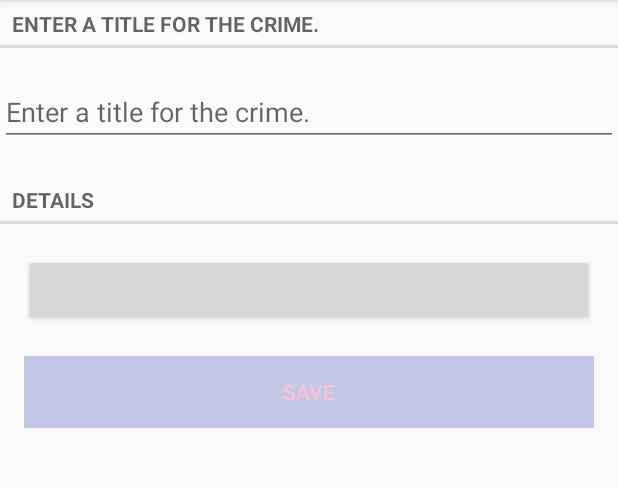
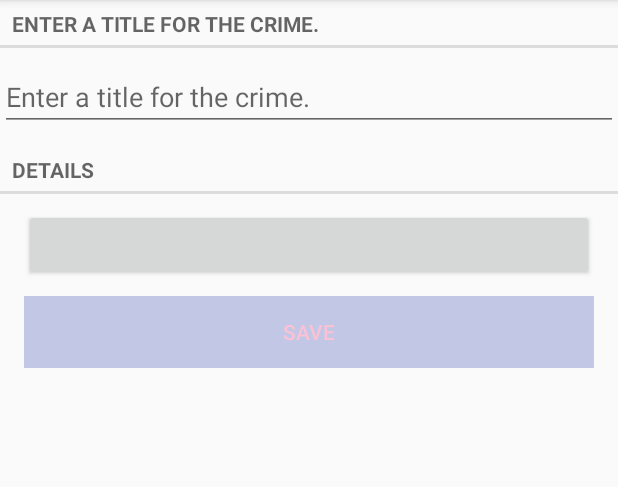
Before and after one commit to remirobert/CriminalIntent, an Android app: the fragment CrimeCreateFragment placed in its activity, on a phone screen of 412 x 824 dp, the part 84-571 px from its top. Run offline under Robolectric (Android 15) with nearby library versions, the phone set to English and light mode, and no system bars.

Commit message:
update layouts

```diff
--- a/app/src/main/res/layout-land/fragment_crime.xml
+++ b/app/src/main/res/layout-land/fragment_crime.xml
@@ -14,8 +14,8 @@
         android:id="@+id/crime_title"
         android:layout_width="match_parent"
         android:layout_height="wrap_content"
-        android:layout_marginBottom="20sp"
-        android:layout_marginTop="20sp"
+        android:layout_marginBottom="10sp"
+        android:layout_marginTop="10sp"
         android:hint="@string/crime_title_hint"/>
 
     <TextView
--- a/app/src/main/res/layout-land/fragment_crime_create.xml
+++ b/app/src/main/res/layout-land/fragment_crime_create.xml
@@ -14,8 +14,8 @@
         android:id="@+id/crime_title"
         android:layout_width="match_parent"
         android:layout_height="wrap_content"
-        android:layout_marginBottom="20sp"
-        android:layout_marginTop="20sp"
+        android:layout_marginBottom="10sp"
+        android:layout_marginTop="10sp"
         android:hint="@string/crime_title_hint"/>
 
     <TextView
@@ -35,10 +35,10 @@
             android:layout_width="wrap_content"
             android:layout_height="wrap_content"
             android:layout_gravity="center"
-            android:layout_marginBottom="20sp"
+            android:layout_marginBottom="10sp"
             android:layout_marginLeft="16dp"
             android:layout_marginRight="16dp"
-            android:layout_marginTop="20sp"
+            android:layout_marginTop="10sp"
             android:layout_weight="1"
             />
 
--- a/app/src/main/res/layout/fragment_crime_create.xml
+++ b/app/src/main/res/layout/fragment_crime_create.xml
@@ -14,8 +14,8 @@
         android:id="@+id/crime_title"
         android:layout_width="match_parent"
         android:layout_height="wrap_content"
-        android:layout_marginBottom="20sp"
-        android:layout_marginTop="20sp"
+        android:layout_marginBottom="10sp"
+        android:layout_marginTop="10sp"
         android:hint="@string/crime_title_hint"/>
 
     <TextView
@@ -28,10 +28,10 @@
         android:id="@+id/crime_date"
         android:layout_width="match_parent"
         android:layout_height="wrap_content"
-        android:layout_marginBottom="20sp"
+        android:layout_marginBottom="10sp"
         android:layout_marginLeft="16dp"
         android:layout_marginRight="16dp"
-        android:layout_marginTop="20sp"
+        android:layout_marginTop="10sp"
         />
 
     <Button
```
Also changed, not shown: app/src/main/res/layout/fragment_crime.xml (+4 -4 lines).
